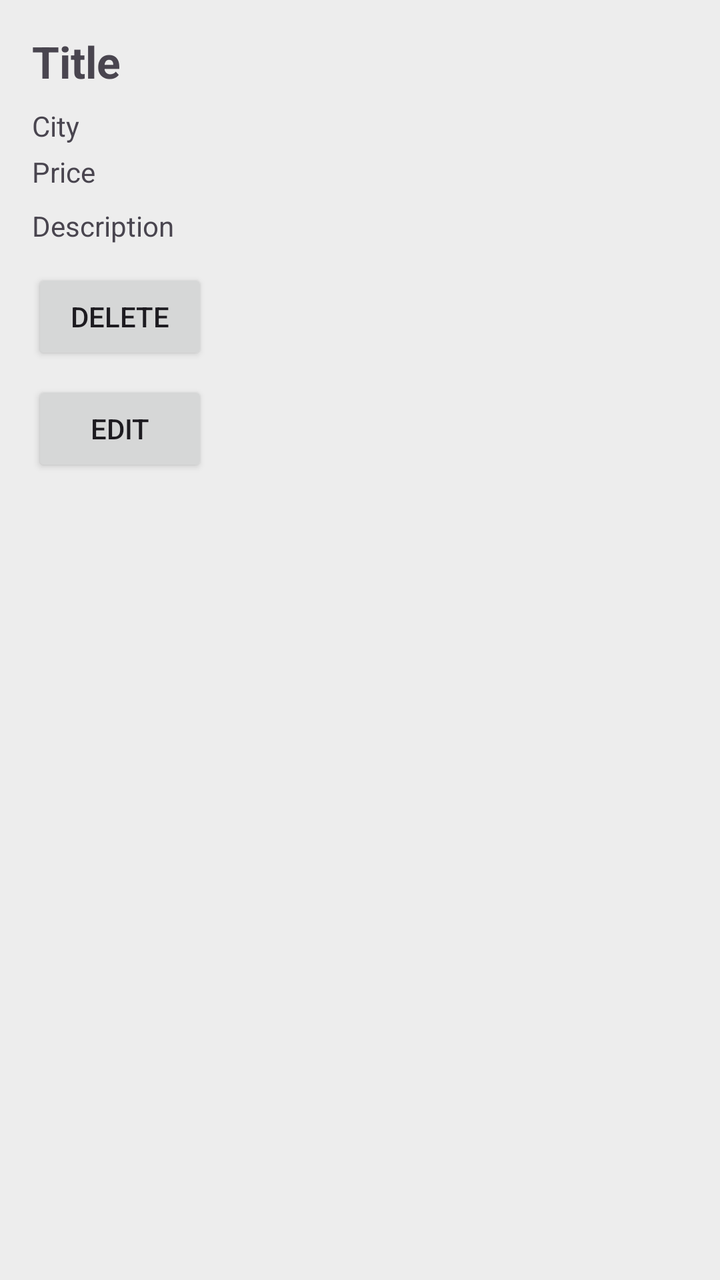
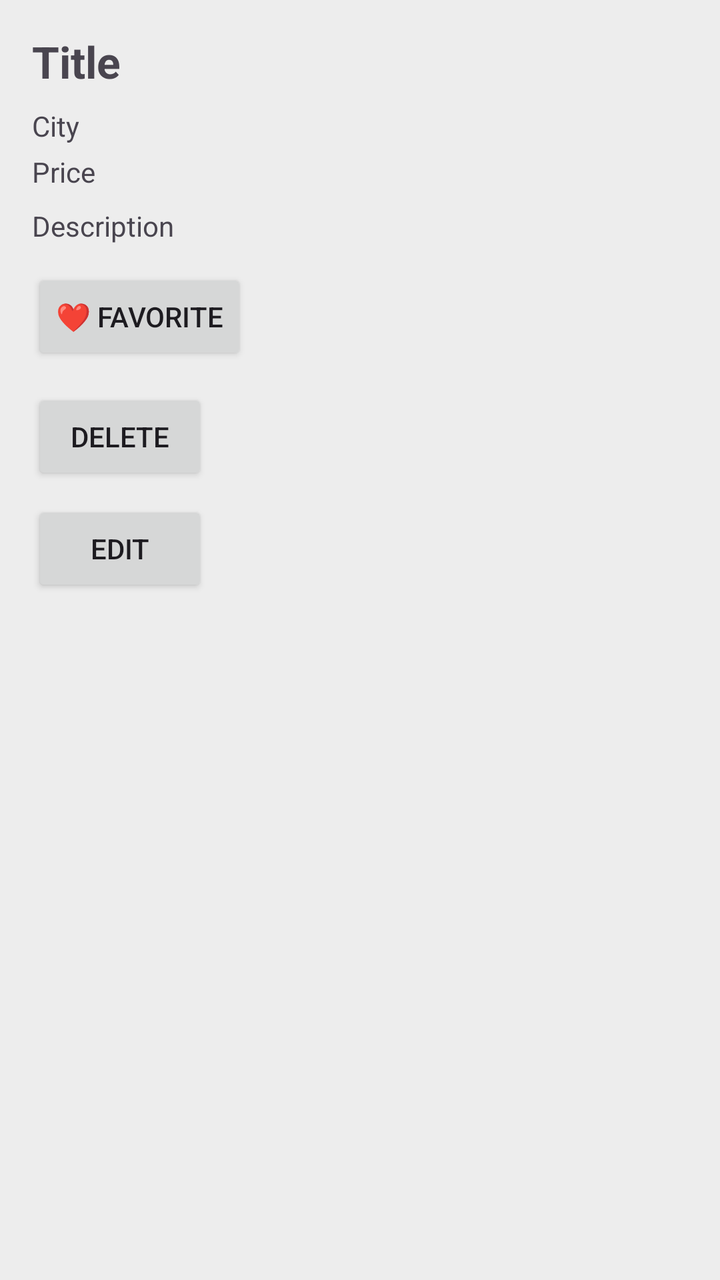

Screens rendered from an Android XML layout before and after an edit, with the pre-edit source and the edit as a unified diff.
<!-- AndroidManifest.xml: application theme Theme.CimerMK -->
<!-- res/layout/item_post.xml -->
<?xml version="1.0" encoding="utf-8"?>
<LinearLayout
    xmlns:android="http://schemas.android.com/apk/res/android"
    android:layout_width="match_parent"
    android:layout_height="wrap_content"
    android:orientation="vertical"
    android:padding="16dp"
    android:layout_margin="8dp"
    android:background="#EDEDED">

    <TextView
        android:id="@+id/tvTitle"
        android:layout_width="wrap_content"
        android:layout_height="wrap_content"
        android:text="Title"
        android:textSize="22sp"
        android:textStyle="bold"/>

    <TextView
        android:id="@+id/tvCity"
        android:layout_width="wrap_content"
        android:layout_height="wrap_content"
        android:text="City"
        android:layout_marginTop="8dp"/>

    <TextView
        android:id="@+id/tvPrice"
        android:layout_width="wrap_content"
        android:layout_height="wrap_content"
        android:text="Price"
        android:layout_marginTop="4dp"/>

    <TextView
        android:id="@+id/tvDescription"
        android:layout_width="wrap_content"
        android:layout_height="wrap_content"
        android:text="Description"
        android:layout_marginTop="8dp"/>

    <Button
        android:id="@+id/btnDelete"
        android:layout_width="wrap_content"
        android:layout_height="wrap_content"
        android:text="Delete"
        android:layout_marginTop="12dp"/>

    <Button
        android:id="@+id/btnEdit"
        android:layout_width="wrap_content"
        android:layout_height="wrap_content"
        android:text="Edit"
        android:layout_marginTop="8dp"/>

</LinearLayout>
<!-- resources referenced by this layout -->
<resources>
  <style name="Theme.CimerMK" parent="Base.Theme.CimerMK" />
  <style name="Base.Theme.CimerMK" parent="Theme.Material3.DayNight.NoActionBar">
          
          
      </style>
</resources>

<!-- the commit's change to res/layout/item_post.xml (unified diff, before → after) -->
@@ -38,6 +38,13 @@
         android:layout_marginTop="8dp"/>
 
     <Button
+        android:id="@+id/btnFavorite"
+        android:layout_width="wrap_content"
+        android:layout_height="wrap_content"
+        android:text="❤ Favorite"
+        android:layout_marginTop="12dp"/>
+
+    <Button
         android:id="@+id/btnDelete"
         android:layout_width="wrap_content"
         android:layout_height="wrap_content"
